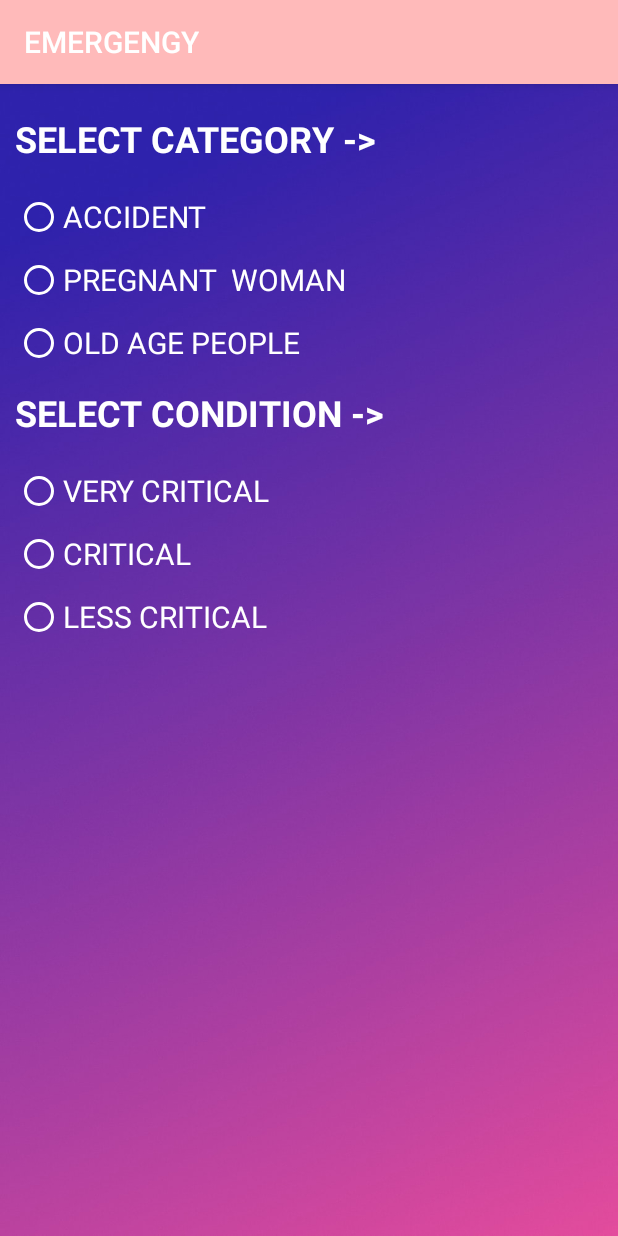
After one commit to pmondal98/MINOR-PROJECT, an Android app: the CategoryActivity screen opened directly, with no data from a screen before it, on a phone screen of 412 x 824 dp. The commit adds this screen. Run offline under Robolectric (Android 15) with nearby library versions, the phone set to English and light mode, and no system bars; Roboto replaces fonts that are not available here.

Commit message:
Some UI designs are updated.

```diff
--- a/EMERGENCY/app/src/main/AndroidManifest.xml
+++ b/EMERGENCY/app/src/main/AndroidManifest.xml
@@ -9,7 +9,9 @@
         android:roundIcon="@mipmap/ic_launcher_image"
         android:supportsRtl="true"
         android:theme="@style/AppTheme">
-        <activity android:name=".login"></activity>
+        <activity android:name=".Forgot_password_Activity"></activity>
+        <activity android:name=".CategoryActivity" />
+        <activity android:name=".login" />
         <activity android:name=".SplashScreen">
             <intent-filter>
                 <action android:name="android.intent.action.MAIN" />
@@ -17,7 +19,7 @@
                 <category android:name="android.intent.category.LAUNCHER" />
             </intent-filter>
         </activity>
-        <activity android:name=".MainActivity"></activity>
+        <activity android:name=".MainActivity" />
 
         <meta-data
             android:name="preloaded_fonts"
--- /dev/null
+++ b/EMERGENCY/app/src/main/java/com/example/emergengy/CategoryActivity.java
@@ -0,0 +1,14 @@
+package com.example.emergengy;
+
+import androidx.appcompat.app.AppCompatActivity;
+
+import android.os.Bundle;
+
+public class CategoryActivity extends AppCompatActivity {
+
+    @Override
+    protected void onCreate(Bundle savedInstanceState) {
+        super.onCreate(savedInstanceState);
+        setContentView(R.layout.activity_category);
+    }
+}
--- /dev/null
+++ b/EMERGENCY/app/src/main/res/layout/activity_category.xml
@@ -0,0 +1,116 @@
+<?xml version="1.0" encoding="utf-8"?>
+<RelativeLayout xmlns:android="http://schemas.android.com/apk/res/android"
+    xmlns:app="http://schemas.android.com/apk/res-auto"
+    xmlns:tools="http://schemas.android.com/tools"
+    android:layout_width="match_parent"
+    android:layout_height="match_parent"
+    tools:context=".CategoryActivity"
+    android:background="@drawable/background">
+
+    <TextView
+        android:id="@+id/tvcategory"
+        android:layout_width="wrap_content"
+        android:layout_height="wrap_content"
+        android:layout_alignParentLeft="true"
+        android:layout_alignParentTop="true"
+        android:layout_marginLeft="10dp"
+        android:layout_marginTop="20dp"
+        android:text="SELECT CATEGORY ->"
+        android:textColor="#fff"
+        android:textSize="24dp"
+        android:textStyle="bold" />
+
+    <RadioGroup
+        android:id="@+id/rgcategory"
+        android:layout_width="match_parent"
+        android:layout_height="130dp"
+        android:layout_alignParentRight="true"
+        android:layout_below="@+id/tvcategory"
+        android:layout_alignLeft="@+id/tvcategory"
+        android:layout_marginTop="20dp">
+
+        <RadioButton
+            android:id="@+id/rbaccident"
+            android:layout_width="match_parent"
+            android:layout_height="wrap_content"
+            android:text="ACCIDENT"
+            android:buttonTint="@color/white"
+            android:textColor="#fff"
+            android:textSize="20sp" />
+
+        <RadioButton
+            android:id="@+id/rbpregwoman"
+            android:layout_width="match_parent"
+            android:layout_height="wrap_content"
+            android:layout_marginTop="10dp"
+            android:text="PREGNANT  WOMAN"
+            android:buttonTint="@color/white"
+            android:textColor="#fff"
+            android:textSize="20sp" />
+
+        <RadioButton
+            android:id="@+id/rboldpeople"
+            android:layout_width="match_parent"
+            android:layout_height="wrap_content"
+            android:layout_marginTop="10dp"
+            android:text="OLD AGE PEOPLE"
+            android:buttonTint="@color/white"
+            android:textColor="#fff"
+            android:textSize="20sp" />
+    </RadioGroup>
+    <TextView
+        android:id="@+id/tvcondition"
+        android:layout_width="wrap_content"
+        android:layout_height="wrap_content"
+        android:layout_alignParentRight="true"
+        android:layout_below="@+id/rgcategory"
+        android:layout_alignLeft="@+id/rgcategory"
+        android:text="SELECT CONDITION ->"
+        android:textColor="#fff"
+        android:textSize="24dp"
+        android:textStyle="bold" />
+
+    <RadioGroup
+        android:id="@+id/rgcondition"
+        android:layout_width="match_parent"
+        android:layout_height="130dp"
+        android:layout_alignParentRight="true"
+        android:layout_below="@+id/tvcondition"
+        android:layout_alignLeft="@+id/tvcondition"
+        android:layout_marginTop="20dp">
+    <RadioButton
+        android:id="@+id/rbemergency"
+        android:layout_width="match_parent"
+        android:layout_height="wrap_content"
+        android:text="VERY CRITICAL"
+        android:buttonTint="@color/white"
+        android:textColor="#fff"
+        android:textSize="20sp" />
+
+    <RadioButton
+        android:id="@+id/rbpregwoma"
+        android:layout_width="match_parent"
+        android:layout_height="wrap_content"
+        android:layout_marginTop="10dp"
+        android:text="CRITICAL"
+        android:buttonTint="@color/white"
+        android:textColor="#fff"
+        android:textSize="20sp" />
+
+    <RadioButton
+        android:id="@+id/rboldpeopl"
+        android:layout_width="match_parent"
+        android:layout_height="wrap_content"
+        android:layout_marginTop="10dp"
+        android:text="LESS CRITICAL"
+        android:buttonTint="@color/white"
+        android:textColor="#fff"
+        android:textSize="20sp" />
+    </RadioGroup>
+
+
+
+
+
+
+</RelativeLayout>
--- a/EMERGENCY/app/src/main/res/layout/activity_main.xml
+++ b/EMERGENCY/app/src/main/res/layout/activity_main.xml
@@ -161,7 +161,7 @@
         android:layout_marginTop="-5dp"
         android:layout_toRightOf="@id/tvaddress"
         android:ems="10"
-        android:hint="Enter your permanent address"
+        android:hint="Enter your full address"
         android:inputType="textPostalAddress"
         android:textColor="#fff"
         android:textColorHint="#fff" />
```
Also changed, not shown: EMERGENCY/app/src/main/java/com/example/emergengy/Forgot_password_Activity.java (added, +14 -0 lines), EMERGENCY/app/src/main/java/com/example/emergengy/login.java (+11 -1 lines), EMERGENCY/app/src/main/res/layout/activity_forgot_password_.xml (added, +39 -0 lines), EMERGENCY/app/src/main/res/layout/activity_login.xml (+14 -1 lines).
